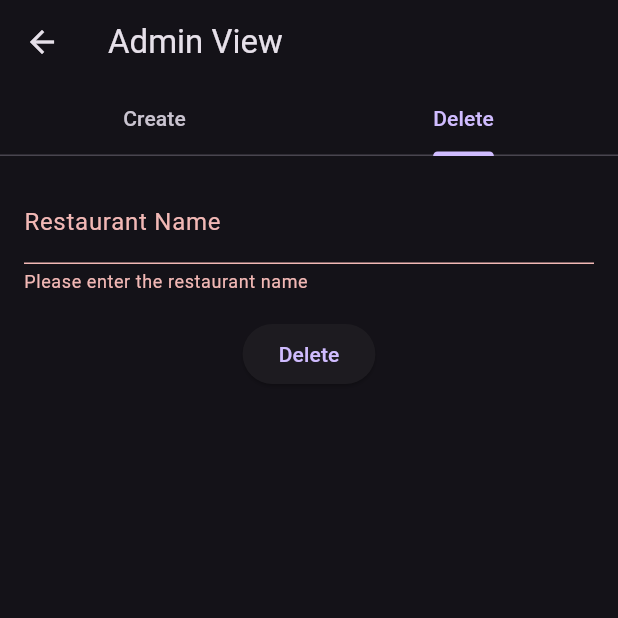
After one commit to TeriyakiGod/tablebooking_flutter, a Flutter app: the AdminView screen opened directly, tab 2 chosen, after a tap on "Delete", on a phone screen of 412 x 824 dp, the top half of it. The commit adds this screen. Run offline on Flutter 3.47's test engine with Material 3 defaults, Android fonts, the phone set to English and light mode, and no system bars; our stand-ins replace firebase_core, flutter_secure_storage, geolocator, go_router, google_maps_flutter, share_plus; accounts and stored records are empty; network calls fail.

Commit message:
added admin view and restaurant forms

```diff
--- a/lib/account/account_info_view.dart
+++ b/lib/account/account_info_view.dart
@@ -1,4 +1,5 @@
 import 'package:flutter/material.dart';
+import 'package:tablebooking_flutter/account/admin/admin_view.dart';
 import 'package:tablebooking_flutter/account/help_view.dart';
 import 'about_view.dart';
 import 'preferences_view.dart';
@@ -28,6 +29,17 @@ class AccountInfoView extends StatelessWidget {
           Expanded(
             child: ListView(
               children: [
+                ListTile(
+                    title: const Text('Admin'),
+                    leading: const Icon(Icons.admin_panel_settings),
+                    onTap: () {
+                      // Navigate to PreferencesView
+                      Navigator.push(
+                        context,
+                        MaterialPageRoute(
+                            builder: (context) => const AdminView()),
+                      );
+                    }),
                 const ListTile(
                   title: Text('Favorites'),
                   leading: Icon(Icons.favorite),
--- /dev/null
+++ b/lib/account/admin/admin_view.dart
@@ -0,0 +1,52 @@
+import 'package:flutter/material.dart';
+import 'package:tablebooking_flutter/account/admin/create_restaurant_form.dart';
+import 'package:tablebooking_flutter/account/admin/delete_restaurant_form.dart';
+
+class AdminView extends StatefulWidget {
+  const AdminView({super.key});
+
+  @override
+  AdminViewState createState() => AdminViewState();
+}
+
+class AdminViewState extends State<AdminView>
+    with SingleTickerProviderStateMixin {
+  late TabController _tabController;
+
+  @override
+  void initState() {
+    super.initState();
+    _tabController = TabController(length: 2, vsync: this);
+  }
+
+  @override
+  void dispose() {
+    _tabController.dispose();
+    super.dispose();
+  }
+
+  @override
+  Widget build(BuildContext context) {
+    return Scaffold(
+      appBar: AppBar(
+        title: const Text('Admin View'),
+        bottom: TabBar(
+          controller: _tabController,
+          tabs: const [
+            Tab(text: 'Create'),
+            Tab(text: 'Delete'),
+          ],
+        ),
+      ),
+      body: TabBarView(
+        controller: _tabController,
+        children: const [
+          // Create tab content
+          CreateRestaurantForm(),
+          // Delete tab content
+          DeleteRestaurantForm()
+        ],
+      ),
+    );
+  }
+}
--- /dev/null
+++ b/lib/account/admin/create_restaurant_form.dart
@@ -0,0 +1,189 @@
+import 'package:flutter/material.dart';
+import 'package:tablebooking_flutter/models/restaurant.dart';
+import 'package:tablebooking_flutter/models/search_options.dart';
+
+class CreateRestaurantForm extends StatefulWidget {
+  const CreateRestaurantForm({super.key});
+
+  @override
+  CreateRestaurantFormState createState() => CreateRestaurantFormState();
+}
+
+class CreateRestaurantFormState extends State<CreateRestaurantForm> {
+  Restaurant restaurant = Restaurant.example().first;
+
+  void pickOpeningDateAndTime() {
+    showDatePicker(
+      context: context,
+      initialDate: DateTime.now(),
+      firstDate: DateTime(2000),
+      lastDate: DateTime(2100),
+    ).then((DateTime? date) {
+      if (date != null) {
+        showTimePicker(
+          context: context,
+          initialTime: TimeOfDay.fromDateTime(restaurant.openTime),
+        ).then((TimeOfDay? time) {
+          if (time != null) {
+            setState(() {
+              restaurant.openTime = DateTime(
+                date.year,
+                date.month,
+                date.day,
+                time.hour,
+                time.minute,
+              );
+            });
+          }
+        });
+      }
+    });
+  }
+
+  void pickClosingDateAndTime() {
+    showDatePicker(
+      context: context,
+      initialDate: DateTime.now(),
+      firstDate: DateTime(2000),
+      lastDate: DateTime(2100),
+    ).then((DateTime? date) {
+      if (date != null) {
+        showTimePicker(
+          context: context,
+          initialTime: TimeOfDay.fromDateTime(restaurant.closeTime),
+        ).then((TimeOfDay? time) {
+          if (time != null) {
+            setState(() {
+              restaurant.closeTime = DateTime(
+                date.year,
+                date.month,
+                date.day,
+                time.hour,
+                time.minute,
+              );
+            });
+          }
+        });
+      }
+    });
+  }
+
+  @override
+  Widget build(BuildContext context) {
+    return SingleChildScrollView(
+      padding: const EdgeInsets.all(16),
+      child: Form(
+        child: Column(
+          children: [
+            TextFormField(
+              decoration: const InputDecoration(labelText: 'Name'),
+              initialValue: restaurant.name,
+              onChanged: (value) {
+                setState(() {
+                  restaurant.name = value;
+                });
+              },
+            ),
+            TextFormField(
+              decoration: const InputDecoration(labelText: 'Type'),
+              initialValue: restaurant.type,
+              onChanged: (value) {
+                setState(() {
+                  restaurant.type = value;
+                });
+              },
+            ),
+            TextFormField(
+              decoration: const InputDecoration(labelText: 'Description'),
+              initialValue: restaurant.description,
+              onChanged: (value) {
+                setState(() {
+                  restaurant.description = value;
+                });
+              },
+            ),
+            TextFormField(
+              decoration: const InputDecoration(labelText: 'Location'),
+              initialValue: restaurant.location,
+              onChanged: (value) {
+                setState(() {
+                  restaurant.location = value;
+                });
+              },
+            ),
+            TextFormField(
+              decoration: const InputDecoration(labelText: 'Phone'),
+              initialValue: restaurant.phone,
+              onChanged: (value) {
+                setState(() {
+                  restaurant.phone = value;
+                });
+              },
+            ),
+            TextFormField(
+              decoration: const InputDecoration(labelText: 'Primary image URL'),
+              initialValue: restaurant.primaryImageURL,
+              onChanged: (value) {
+                setState(() {
+                  restaurant.primaryImageURL = value;
+                });
+              },
+            ),
+            TextFormField(
+              decoration:
+                  const InputDecoration(labelText: 'Secondary image URL'),
+              initialValue: restaurant.secondaryImageURL,
+              onChanged: (value) {
+                setState(() {
+                  restaurant.secondaryImageURL = value;
+                });
+              },
+            ),
+            TextFormField(
+              decoration: const InputDecoration(labelText: 'Rating'),
+              initialValue: restaurant.rating.toString(),
+              onChanged: (value) {
+                setState(() {
+                  restaurant.rating = double.parse(value);
+                });
+              },
+            ),
+            DropdownButtonFormField<Price>(
+              decoration: const InputDecoration(labelText: 'Price'),
+              value: restaurant.price,
+              onChanged: (Price? value) {
+                setState(() {
+                  restaurant.price = value!;
+                });
+              },
+              items: Price.values.map((Price price) {
+                return DropdownMenuItem<Price>(
+                  value: price,
+                  child: Text(price.toString()),
+                );
+              }).toList(),
+            ),
+            Row(
+              children: [
+                Text('Open Time: ${restaurant.openTime}'),
+                TextButton(
+                  onPressed: pickOpeningDateAndTime,
+                  child: const Text('Pick'),
+                ),
+              ],
+            ),
+            Row(
+              children: [
+                Text('Close Time: ${restaurant.closeTime}'),
+                TextButton(
+                  onPressed: pickClosingDateAndTime,
+                  child: const Text('Pick'),
+                ),
+              ],
+            ),
+          ],
+        ),
+      ),
+    );
+  }
+}
--- /dev/null
+++ b/lib/account/admin/delete_restaurant_form.dart
@@ -0,0 +1,49 @@
+import 'package:flutter/material.dart';
+
+class DeleteRestaurantForm extends StatefulWidget {
+  const DeleteRestaurantForm({super.key});
+
+  @override
+  DeleteRestaurantFormState createState() => DeleteRestaurantFormState();
+}
+
+class DeleteRestaurantFormState extends State<DeleteRestaurantForm> {
+  final _formKey = GlobalKey<FormState>();
+  String _restaurantName = '';
+
+  @override
+  Widget build(BuildContext context) {
+    return Padding(
+        padding: const EdgeInsets.all(16.0),
+        child: Form(
+            key: _formKey,
+            child: Column(
+              children: [
+                TextFormField(
+                  decoration: const InputDecoration(
+                    labelText: 'Restaurant Name',
+                  ),
+                  validator: (value) {
+                    if (value!.isEmpty) {
+                      return 'Please enter the restaurant name';
+                    }
+                    return null;
+                  },
+                  onSaved: (value) {
+                    _restaurantName = value!;
+                  },
+                ),
+                const SizedBox(height: 16.0),
+                ElevatedButton(
+                  onPressed: () {
+                    if (_formKey.currentState!.validate()) {
+                      _formKey.currentState?.save();
+                      // TODO: Implement delete restaurant logic
+                    }
+                  },
+                  child: const Text('Delete'),
+                ),
+              ],
+            )));
+  }
+}
--- a/lib/models/restaurant.dart
+++ b/lib/models/restaurant.dart
@@ -8,18 +8,18 @@ class Location {
 }
 
 class Restaurant {
-  final String id;
-  final String name;
-  final String type;
-  final String description;
-  final String location;
-  final String phone;
-  final String primaryImageURL;
-  final String secondaryImageURL;
-  final double rating;
-  final Price price;
-  final DateTime openTime;
-  final DateTime closeTime;
+  String id;
+  String name;
+  String type;
+  String description;
+  String location;
+  String phone;
+  String primaryImageURL;
+  String secondaryImageURL;
+  double rating;
+  Price price;
+  DateTime openTime;
+  DateTime closeTime;
 
   Restaurant({
     required this.id,
```
